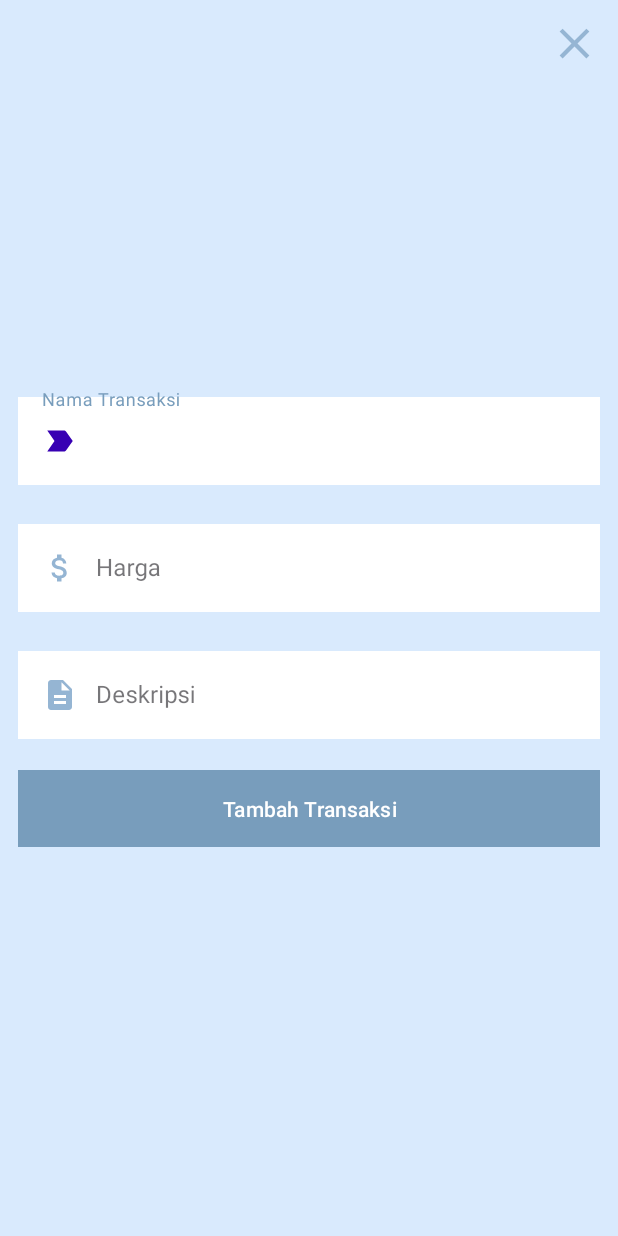
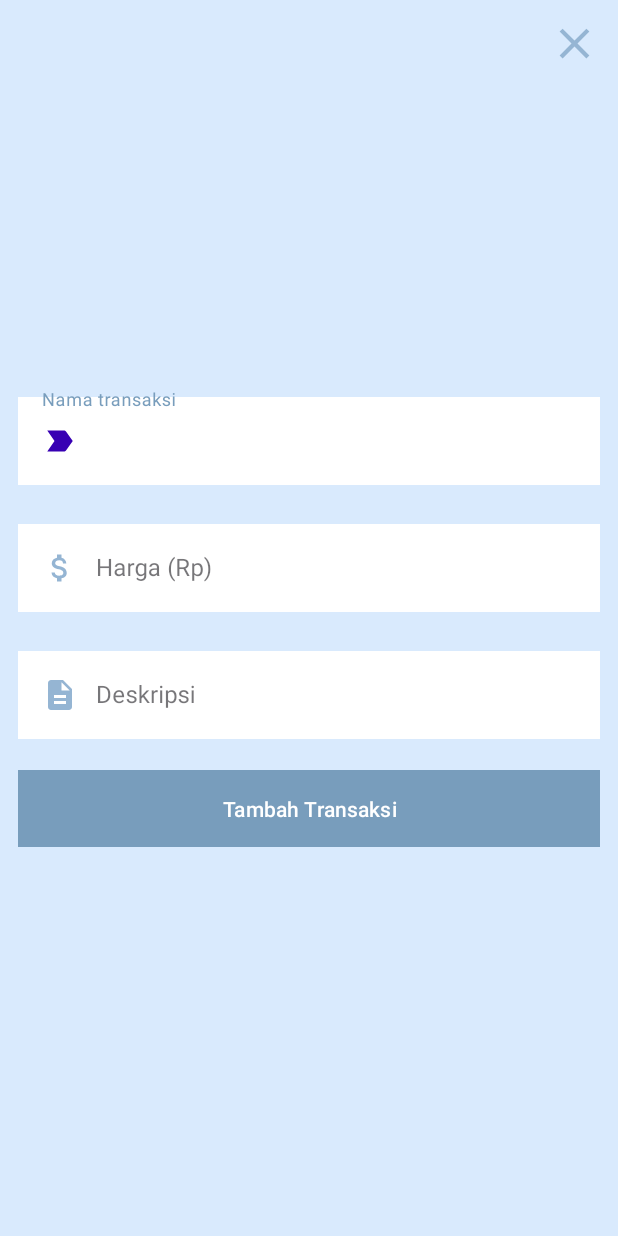
Before and after one commit to Revalinazwa/UAS_PAM_BudgetNotes, an Android app: the AddTransactionActivity screen opened directly, with no data from a screen before it, on a phone screen of 412 x 824 dp. Run offline under Robolectric (Android 15) with nearby library versions, the phone set to English and light mode, and no system bars; our stand-ins replace Room's generated code.

```diff
--- a/app/src/main/res/layout/activity_add_transaction.xml
+++ b/app/src/main/res/layout/activity_add_transaction.xml
@@ -33,7 +33,7 @@
             android:layout_height="wrap_content"
             android:layout_marginStart="12dp"
             android:layout_marginEnd="12dp"
-            android:hint="Nama Transaksi"
+            android:hint="@string/nama_transaksi"
             app:errorEnabled="true">
 
             <com.google.android.material.textfield.TextInputEditText
@@ -54,7 +54,7 @@
             android:layout_height="wrap_content"
             android:layout_marginStart="12dp"
             android:layout_marginEnd="12dp"
-            android:hint="Harga"
+            android:hint="@string/harga_rp"
             app:errorEnabled="true">
 
             <com.google.android.material.textfield.TextInputEditText
@@ -75,7 +75,7 @@
             android:layout_height="wrap_content"
             android:layout_marginStart="12dp"
             android:layout_marginEnd="12dp"
-            android:hint="Deskripsi"
+            android:hint="@string/deskripsi"
             app:errorEnabled="true">
 
             <com.google.android.material.textfield.TextInputEditText
@@ -93,7 +93,7 @@
             android:id="@+id/addTransaction"
             android:layout_width="match_parent"
             android:layout_height="wrap_content"
-            android:text="Tambah Transaksi"
+            android:text="@string/tambah_transaksi"
             android:layout_marginStart="12dp"
             android:layout_marginEnd="12dp"
             android:padding="12dp"
--- a/app/src/main/res/layout/transaction_layout.xml
+++ b/app/src/main/res/layout/transaction_layout.xml
@@ -11,7 +11,7 @@
         android:id="@+id/label"
         android:layout_width="wrap_content"
         android:layout_height="wrap_content"
-        android:text="Pepaya"
+        android:text="@string/pepaya"
         android:textSize="20sp"
         android:layout_marginStart="6dp"
         android:layout_weight="1"/>
@@ -21,5 +21,5 @@
         android:layout_height="wrap_content"
         android:textSize="20sp"
         android:layout_marginEnd="12dp"
-        android:text="Rp3000"/>
+        android:text="@string/rp3000"/>
 </LinearLayout>
--- a/app/src/main/res/values/strings.xml
+++ b/app/src/main/res/values/strings.xml
@@ -1,4 +1,17 @@
 <resources>
     <string name="app_name">Cakua</string>
     <string name="format_currency">Rp%.2f</string>
+    <string name="sisa_saldo">Sisa Saldo</string>
+    <string name="rp50000">Rp50000</string>
+    <string name="rp60000">Rp60000</string>
+    <string name="pemasukan">Pemasukan</string>
+    <string name="pengeluaran">Pengeluaran</string>
+    <string name="transaksi">Transaksi</string>
+    <string name="nama_transaksi">Nama transaksi</string>
+    <string name="harga_rp">Harga (Rp)</string>
+    <string name="deskripsi">Deskripsi</string>
+    <string name="perbarui_transaksi">Perbarui Transaksi</string>
+    <string name="tambah_transaksi">Tambah Transaksi</string>
+    <string name="pepaya">Pepaya</string>
+    <string name="rp3000">Rp3000</string>
 </resources>
```
Also changed, not shown: app/src/main/res/layout/activity_detailed.xml (+4 -4 lines), app/src/main/res/layout/activity_main.xml (+10 -9 lines).
